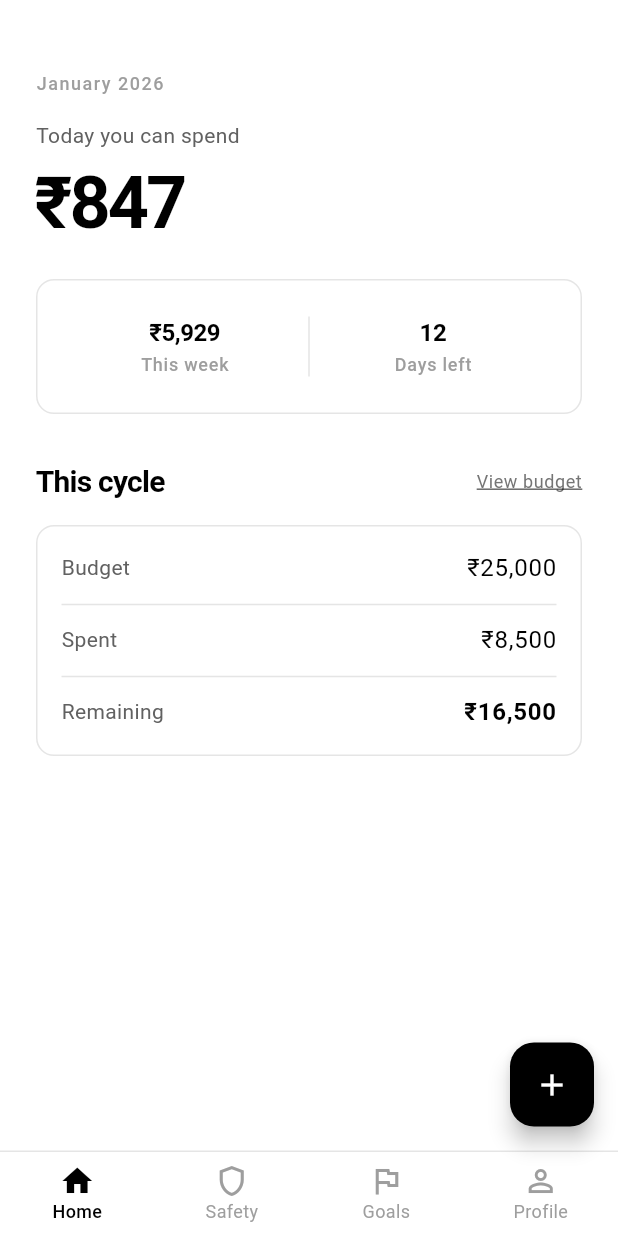
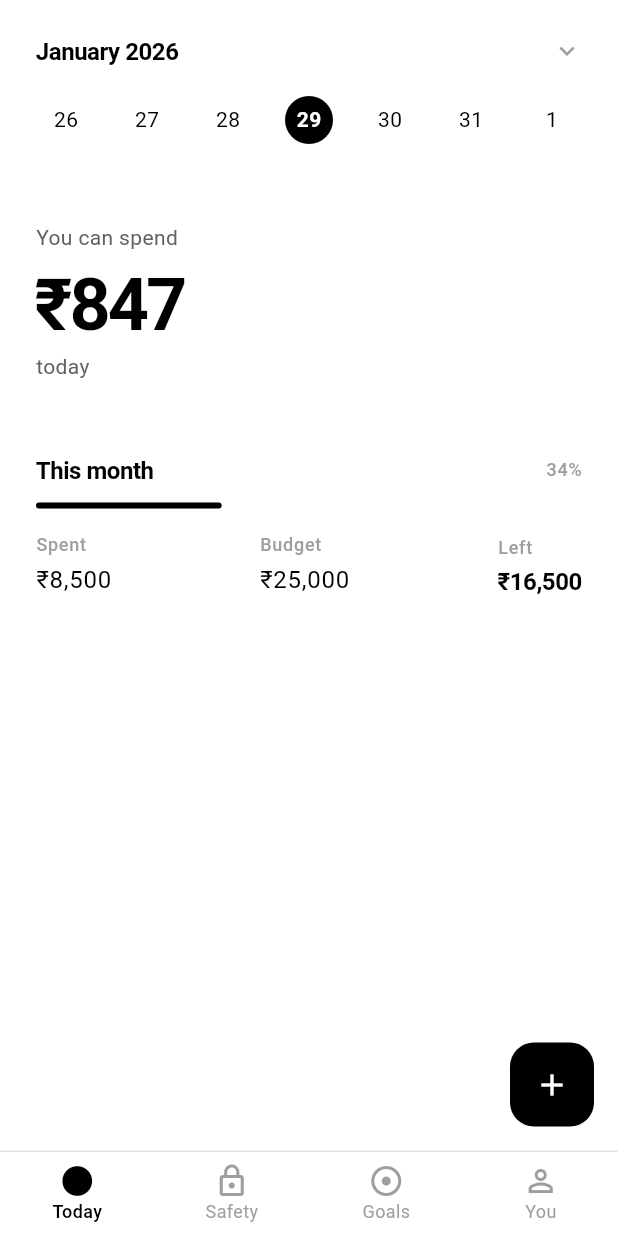
Before and after one commit to Kedar002/financialSensie, a Flutter app: the HomeScreen screen opened directly, on a phone screen of 412 x 824 dp. Run offline on Flutter 3.47's test engine with Material 3 defaults, Android fonts, the phone set to English and light mode, and no system bars.

Commit message:
calendar added

```diff
--- a/lib/features/emergency_fund/screens/emergency_fund_screen.dart
+++ b/lib/features/emergency_fund/screens/emergency_fund_screen.dart
@@ -150,7 +150,7 @@ class EmergencyFundScreen extends StatelessWidget {
             ),
             child: Row(
               children: [
-                const Icon(Icons.lightbulb_outline, size: 16, color: AppTheme.gray600),
+                const Icon(Icons.info_outline, size: 16, color: AppTheme.gray600),
                 const SizedBox(width: AppTheme.spacing8),
                 Expanded(
                   child: Text(
--- a/lib/features/goals/screens/goals_screen.dart
+++ b/lib/features/goals/screens/goals_screen.dart
@@ -28,7 +28,7 @@ class GoalsScreen extends StatelessWidget {
                     ),
                     IconButton(
                       onPressed: () => _addGoal(context),
-                      icon: const Icon(Icons.add),
+                      icon: const Icon(Icons.add, size: 24),
                     ),
                   ],
                 ),
@@ -66,7 +66,7 @@ class GoalsScreen extends StatelessWidget {
                     borderRadius: BorderRadius.circular(AppTheme.radiusSmall),
                   ),
                   child: const Icon(
-                    Icons.shield_outlined,
+                    Icons.lock_outline,
                     size: 20,
                     color: AppTheme.black,
                   ),
--- a/lib/features/home/screens/home_screen.dart
+++ b/lib/features/home/screens/home_screen.dart
@@ -1,14 +1,14 @@
 import 'package:flutter/material.dart';
-import 'package:intl/intl.dart';
 import '../../../core/theme/app_theme.dart';
 import '../../../shared/utils/formatters.dart';
-import '../../../shared/widgets/app_card.dart';
+import '../../../shared/widgets/minimal_calendar.dart';
 import '../../emergency_fund/screens/emergency_fund_screen.dart';
 import '../../goals/screens/goals_screen.dart';
 import '../../profile/screens/profile_screen.dart';
 
 /// Home screen - THE core screen.
-/// Shows safe-to-spend prominently. Nothing else competes.
+/// One focus: How much can you spend?
+/// Steve Jobs would approve.
 class HomeScreen extends StatefulWidget {
   const HomeScreen({super.key});
 
@@ -18,6 +18,7 @@ class HomeScreen extends StatefulWidget {
 
 class _HomeScreenState extends State<HomeScreen> {
   int _currentIndex = 0;
+  DateTime _selectedDate = DateTime.now();
 
   @override
   Widget build(BuildContext context) {
@@ -36,6 +37,7 @@ class _HomeScreenState extends State<HomeScreen> {
           ? FloatingActionButton(
               onPressed: _logSpending,
               backgroundColor: AppTheme.black,
+              elevation: 0,
               child: const Icon(Icons.add, color: AppTheme.white),
             )
           : null,
@@ -46,50 +48,36 @@ class _HomeScreenState extends State<HomeScreen> {
     return SafeArea(
       child: SingleChildScrollView(
         physics: const AlwaysScrollableScrollPhysics(),
-        padding: const EdgeInsets.all(AppTheme.spacing24),
+        padding: const EdgeInsets.symmetric(horizontal: AppTheme.spacing24),
         child: Column(
           crossAxisAlignment: CrossAxisAlignment.start,
           children: [
             const SizedBox(height: AppTheme.spacing24),
-            _buildCycleInfo(),
-            const SizedBox(height: AppTheme.spacing16),
-            _buildSafeToSpendCard(),
-            const SizedBox(height: AppTheme.spacing32),
-            _buildQuickStats(),
+            MinimalCalendar(
+              selectedDate: _selectedDate,
+              onDateSelected: _onDateSelected,
+            ),
             const SizedBox(height: AppTheme.spacing48),
+            _buildHeroSection(),
+            const SizedBox(height: AppTheme.spacing48),
+            _buildCycleProgress(),
+            const SizedBox(height: AppTheme.spacing64),
           ],
         ),
       ),
     );
   }
 
-  Widget _buildCycleInfo() {
-    final cycleText = DateFormat('MMMM yyyy').format(DateTime.now());
-
-    return Row(
-      mainAxisAlignment: MainAxisAlignment.spaceBetween,
-      children: [
-        Text(
-          cycleText,
-          style: Theme.of(context).textTheme.labelMedium?.copyWith(
-                letterSpacing: 1,
-              ),
-        ),
-      ],
-    );
-  }
-
-  Widget _buildSafeToSpendCard() {
+  Widget _buildHeroSection() {
     // Placeholder values - will be connected to database later
-    const daily = 847.0;
-    const weekly = 5929.0;
-    const daysRemaining = 12;
+    final isToday = _isSameDay(_selectedDate, DateTime.now());
+    final daily = isToday ? 847.0 : 0.0;
 
     return Column(
       crossAxisAlignment: CrossAxisAlignment.start,
       children: [
         Text(
-          'Today you can spend',
+          isToday ? 'You can spend' : _getDateLabel(_selectedDate),
           style: Theme.of(context).textTheme.bodyMedium,
         ),
         const SizedBox(height: AppTheme.spacing8),
@@ -97,97 +85,91 @@ class _HomeScreenState extends State<HomeScreen> {
           Formatters.currency(daily),
           style: Theme.of(context).textTheme.displayLarge,
         ),
-        const SizedBox(height: AppTheme.spacing24),
-        AppCard(
-          child: Row(
-            children: [
-              Expanded(
-                child: _StatItem(
-                  label: 'This week',
-                  value: Formatters.currency(weekly),
-                ),
-              ),
-              Container(
-                width: 1,
-                height: 40,
-                color: AppTheme.gray200,
-              ),
-              const Expanded(
-                child: _StatItem(
-                  label: 'Days left',
-                  value: '$daysRemaining',
-                ),
-              ),
-            ],
+        if (isToday) ...[
+          const SizedBox(height: AppTheme.spacing4),
+          Text(
+            'today',
+            style: Theme.of(context).textTheme.bodyMedium,
           ),
-        ),
+        ],
       ],
     );
   }
 
-  Widget _buildQuickStats() {
+  Widget _buildCycleProgress() {
     // Placeholder values
     const spent = 8500.0;
     const budget = 25000.0;
-    const remaining = budget - spent;
+    final progress = spent / budget;
 
     return Column(
       crossAxisAlignment: CrossAxisAlignment.start,
       children: [
         Row(
           mainAxisAlignment: MainAxisAlignment.spaceBetween,
-          crossAxisAlignment: CrossAxisAlignment.center,
           children: [
             Text(
-              'This cycle',
-              style: Theme.of(context).textTheme.headlineMedium,
+              'This month',
+              style: Theme.of(context).textTheme.titleLarge,
             ),
-            GestureDetector(
-              onTap: () {},
-              child: Text(
-                'View budget',
-                style: Theme.of(context).textTheme.bodySmall?.copyWith(
-                      color: AppTheme.gray500,
-                      decoration: TextDecoration.underline,
-                    ),
-              ),
+            Text(
+              '${(progress * 100).toInt()}%',
+              style: Theme.of(context).textTheme.labelMedium,
             ),
           ],
         ),
+        const SizedBox(height: AppTheme.spacing12),
+        _buildProgressBar(progress),
         const SizedBox(height: AppTheme.spacing16),
-        AppCard(
-          child: Column(
-            children: [
-              _buildStatRow('Budget', Formatters.currency(budget)),
-              const Divider(height: AppTheme.spacing24),
-              _buildStatRow('Spent', Formatters.currency(spent)),
-              const Divider(height: AppTheme.spacing24),
-              _buildStatRow(
-                'Remaining',
-                Formatters.currency(remaining),
-                bold: true,
-              ),
-            ],
-          ),
+        Row(
+          mainAxisAlignment: MainAxisAlignment.spaceBetween,
+          children: [
+            _buildStatColumn('Spent', Formatters.currency(spent)),
+            _buildStatColumn('Budget', Formatters.currency(budget)),
+            _buildStatColumn(
+              'Left',
+              Formatters.currency(budget - spent),
+              highlight: true,
+            ),
+          ],
         ),
       ],
     );
   }
 
-  Widget _buildStatRow(String label, String value, {bool bold = false}) {
-    return Row(
-      mainAxisAlignment: MainAxisAlignment.spaceBetween,
+  Widget _buildProgressBar(double progress) {
+    return Container(
+      height: 4,
+      decoration: BoxDecoration(
+        color: AppTheme.gray200,
+        borderRadius: BorderRadius.circular(2),
+      ),
+      child: FractionallySizedBox(
+        alignment: Alignment.centerLeft,
+        widthFactor: progress.clamp(0.0, 1.0),
+        child: Container(
+          decoration: BoxDecoration(
+            color: AppTheme.black,
+            borderRadius: BorderRadius.circular(2),
+          ),
+        ),
+      ),
+    );
+  }
+
+  Widget _buildStatColumn(String label, String value, {bool highlight = false}) {
+    return Column(
+      crossAxisAlignment: CrossAxisAlignment.start,
       children: [
         Text(
           label,
-          style: Theme.of(context).textTheme.bodyMedium,
+          style: Theme.of(context).textTheme.labelMedium,
         ),
+        const SizedBox(height: AppTheme.spacing4),
         Text(
           value,
-          style: bold
-              ? Theme.of(context).textTheme.bodyLarge?.copyWith(
-                    fontWeight: FontWeight.w600,
-                  )
+          style: highlight
+              ? Theme.of(context).textTheme.titleLarge
               : Theme.of(context).textTheme.bodyLarge,
         ),
       ],
@@ -206,64 +188,58 @@ class _HomeScreenState extends State<HomeScreen> {
         onTap: (index) => setState(() => _currentIndex = index),
         items: const [
           BottomNavigationBarItem(
-            icon: Icon(Icons.home_outlined),
-            activeIcon: Icon(Icons.home),
-            label: 'Home',
+            icon: Icon(Icons.circle_outlined),
+            activeIcon: Icon(Icons.circle),
+            label: 'Today',
           ),
           BottomNavigationBarItem(
-            icon: Icon(Icons.shield_outlined),
-            activeIcon: Icon(Icons.shield),
+            icon: Icon(Icons.lock_outline),
+            activeIcon: Icon(Icons.lock),
             label: 'Safety',
           ),
           BottomNavigationBarItem(
-            icon: Icon(Icons.flag_outlined),
-            activeIcon: Icon(Icons.flag),
+            icon: Icon(Icons.adjust_outlined),
+            activeIcon: Icon(Icons.adjust),
             label: 'Goals',
           ),
           BottomNavigationBarItem(
             icon: Icon(Icons.person_outline),
             activeIcon: Icon(Icons.person),
-            label: 'Profile',
+            label: 'You',
           ),
         ],
       ),
     );
   }
 
+  void _onDateSelected(DateTime date) {
+    setState(() {
+      _selectedDate = date;
+    });
+  }
+
+  String _getDateLabel(DateTime date) {
+    final now = DateTime.now();
+    final yesterday = DateTime(now.year, now.month, now.day - 1);
+
+    if (_isSameDay(date, yesterday)) {
+      return 'Yesterday';
+    }
+
+    if (date.isAfter(now)) {
+      return 'Planned for ${date.day}/${date.month}';
+    }
+
+    return 'Spent on ${date.day}/${date.month}';
+  }
+
+  bool _isSameDay(DateTime a, DateTime b) {
+    return a.year == b.year && a.month == b.month && a.day == b.day;
+  }
+
   void _logSpending() {
-    // TODO: Implement log spending
     ScaffoldMessenger.of(context).showSnackBar(
       const SnackBar(content: Text('Log spending - coming soon')),
     );
   }
 }
-
-class _StatItem extends StatelessWidget {
-  final String label;
-  final String value;
-
-  const _StatItem({
-    required this.label,
-    required this.value,
-  });
-
-  @override
-  Widget build(BuildContext context) {
-    return Padding(
-      padding: const EdgeInsets.symmetric(vertical: AppTheme.spacing8),
-      child: Column(
-        children: [
-          Text(
-            value,
-            style: Theme.of(context).textTheme.titleLarge,
-          ),
-          const SizedBox(height: AppTheme.spacing4),
-          Text(
-            label,
-            style: Theme.of(context).textTheme.labelMedium,
-          ),
-        ],
-      ),
-    );
-  }
-}
--- a/lib/features/onboarding/screens/expenses_setup_screen.dart
+++ b/lib/features/onboarding/screens/expenses_setup_screen.dart
@@ -37,7 +37,7 @@ class _ExpensesSetupScreenState extends State<ExpensesSetupScreen> {
               backgroundColor: AppTheme.white,
               elevation: 0,
               leading: IconButton(
-                icon: const Icon(Icons.arrow_back, color: AppTheme.black),
+                icon: const Icon(Icons.chevron_left, color: AppTheme.black),
                 onPressed: () => Navigator.pop(context),
               ),
               title: const Text('Edit Expenses'),
--- a/lib/features/onboarding/screens/income_setup_screen.dart
+++ b/lib/features/onboarding/screens/income_setup_screen.dart
@@ -33,7 +33,7 @@ class _IncomeSetupScreenState extends State<IncomeSetupScreen> {
               backgroundColor: AppTheme.white,
               elevation: 0,
               leading: IconButton(
-                icon: const Icon(Icons.arrow_back, color: AppTheme.black),
+                icon: const Icon(Icons.chevron_left, color: AppTheme.black),
                 onPressed: () => Navigator.pop(context),
               ),
               title: const Text('Edit Income'),
--- a/lib/features/onboarding/screens/savings_setup_screen.dart
+++ b/lib/features/onboarding/screens/savings_setup_screen.dart
@@ -33,7 +33,7 @@ class _SavingsSetupScreenState extends State<SavingsSetupScreen> {
               backgroundColor: AppTheme.white,
               elevation: 0,
               leading: IconButton(
-                icon: const Icon(Icons.arrow_back, color: AppTheme.black),
+                icon: const Icon(Icons.chevron_left, color: AppTheme.black),
                 onPressed: () => Navigator.pop(context),
               ),
               title: const Text('Edit Savings'),
--- /dev/null
+++ b/lib/shared/widgets/minimal_calendar.dart
@@ -0,0 +1,317 @@
+import 'package:flutter/material.dart';
+import '../../core/theme/app_theme.dart';
+
+/// Steve Jobs approved calendar.
+/// Clean. Minimal. Functional.
+/// Shows week strip by default, expands to full month on tap.
+class MinimalCalendar extends StatefulWidget {
+  final DateTime selectedDate;
+  final ValueChanged<DateTime> onDateSelected;
+
+  const MinimalCalendar({
+    super.key,
+    required this.selectedDate,
+    required this.onDateSelected,
+  });
+
+  @override
+  State<MinimalCalendar> createState() => _MinimalCalendarState();
+}
+
+class _MinimalCalendarState extends State<MinimalCalendar> {
+  bool _isExpanded = false;
+
+  void _toggleExpanded() {
+    setState(() {
+      _isExpanded = !_isExpanded;
+    });
+  }
+
+  @override
+  Widget build(BuildContext context) {
+    return GestureDetector(
+      onTap: _toggleExpanded,
+      child: AnimatedContainer(
+        duration: const Duration(milliseconds: 250),
+        curve: Curves.easeOut,
+        child: Column(
+          children: [
+            _buildHeader(),
+            const SizedBox(height: AppTheme.spacing16),
+            _isExpanded ? _buildMonthView() : _buildWeekStrip(),
+          ],
+        ),
+      ),
+    );
+  }
+
+  Widget _buildHeader() {
+    final monthYear = _getMonthYear(widget.selectedDate);
+
+    return Row(
+      mainAxisAlignment: MainAxisAlignment.spaceBetween,
+      children: [
+        Text(
+          monthYear,
+          style: Theme.of(context).textTheme.titleLarge,
+        ),
+        AnimatedRotation(
+          turns: _isExpanded ? 0.5 : 0,
+          duration: const Duration(milliseconds: 250),
+          child: Icon(
+            Icons.keyboard_arrow_down,
+            color: AppTheme.gray400,
+            size: 20,
+          ),
+        ),
+      ],
+    );
+  }
+
+  Widget _buildWeekStrip() {
+    final today = DateTime.now();
+    final weekDays = _getWeekDays(widget.selectedDate);
+
+    return Row(
+      mainAxisAlignment: MainAxisAlignment.spaceBetween,
+      children: weekDays.map((date) {
+        final isSelected = _isSameDay(date, widget.selectedDate);
+        final isToday = _isSameDay(date, today);
+
+        return _DayCell(
+          date: date,
+          isSelected: isSelected,
+          isToday: isToday,
+          onTap: () => widget.onDateSelected(date),
+        );
+      }).toList(),
+    );
+  }
+
+  Widget _buildMonthView() {
+    final today = DateTime.now();
+    final firstDayOfMonth = DateTime(
+      widget.selectedDate.year,
+      widget.selectedDate.month,
+      1,
+    );
+    final lastDayOfMonth = DateTime(
+      widget.selectedDate.year,
+      widget.selectedDate.month + 1,
+      0,
+    );
+
+    final startWeekday = firstDayOfMonth.weekday;
+    final daysInMonth = lastDayOfMonth.day;
+
+    final dayLabels = ['M', 'T', 'W', 'T', 'F', 'S', 'S'];
+
+    return Column(
+      children: [
+        Row(
+          mainAxisAlignment: MainAxisAlignment.spaceBetween,
+          children: dayLabels.map((label) {
+            return SizedBox(
+              width: 40,
+              child: Text(
+                label,
+                textAlign: TextAlign.center,
+                style: Theme.of(context).textTheme.labelMedium,
+              ),
+            );
+          }).toList(),
+        ),
+        const SizedBox(height: AppTheme.spacing12),
+        ...List.generate(
+          ((daysInMonth + startWeekday - 1) / 7).ceil(),
+          (weekIndex) {
+            return Padding(
+              padding: const EdgeInsets.only(bottom: AppTheme.spacing8),
+              child: Row(
+                mainAxisAlignment: MainAxisAlignment.spaceBetween,
+                children: List.generate(7, (dayIndex) {
+                  final dayNumber =
+                      weekIndex * 7 + dayIndex - startWeekday + 2;
+
+                  if (dayNumber < 1 || dayNumber > daysInMonth) {
+                    return const SizedBox(width: 40, height: 40);
+                  }
+
+                  final date = DateTime(
+                    widget.selectedDate.year,
+                    widget.selectedDate.month,
+                    dayNumber,
+                  );
+                  final isSelected = _isSameDay(date, widget.selectedDate);
+                  final isToday = _isSameDay(date, today);
+
+                  return _DayCell(
+                    date: date,
+                    isSelected: isSelected,
+                    isToday: isToday,
+                    onTap: () => widget.onDateSelected(date),
+                  );
+                }),
+              ),
+            );
+          },
+        ),
+        const SizedBox(height: AppTheme.spacing8),
+        _buildMonthNavigation(),
+      ],
+    );
+  }
+
+  Widget _buildMonthNavigation() {
+    return Row(
+      mainAxisAlignment: MainAxisAlignment.center,
+      children: [
+        GestureDetector(
+          onTap: _previousMonth,
+          child: Container(
+            padding: const EdgeInsets.all(AppTheme.spacing8),
+            child: const Icon(
+              Icons.chevron_left,
+              color: AppTheme.gray400,
+              size: 24,
+            ),
+          ),
+        ),
+        const SizedBox(width: AppTheme.spacing32),
+        GestureDetector(
+          onTap: _goToToday,
+          child: Text(
+            'Today',
+            style: Theme.of(context).textTheme.bodyMedium?.copyWith(
+                  color: AppTheme.black,
+                ),
+          ),
+        ),
+        const SizedBox(width: AppTheme.spacing32),
+        GestureDetector(
+          onTap: _nextMonth,
+          child: Container(
+            padding: const EdgeInsets.all(AppTheme.spacing8),
+            child: const Icon(
+              Icons.chevron_right,
+              color: AppTheme.gray400,
+              size: 24,
+            ),
+          ),
+        ),
+      ],
+    );
+  }
+
+  void _previousMonth() {
+    final newDate = DateTime(
+      widget.selectedDate.year,
+      widget.selectedDate.month - 1,
+      1,
+    );
+    widget.onDateSelected(newDate);
+  }
+
+  void _nextMonth() {
+    final newDate = DateTime(
+      widget.selectedDate.year,
+      widget.selectedDate.month + 1,
+      1,
+    );
+    widget.onDateSelected(newDate);
+  }
+
+  void _goToToday() {
+    widget.onDateSelected(DateTime.now());
+  }
+
+  List<DateTime> _getWeekDays(DateTime date) {
+    final weekday = date.weekday;
+    final monday = date.subtract(Duration(days: weekday - 1));
+
+    return List.generate(7, (index) => monday.add(Duration(days: index)));
+  }
+
+  String _getMonthYear(DateTime date) {
+    const months = [
+      'January',
+      'February',
+      'March',
+      'April',
+      'May',
+      'June',
+      'July',
+      'August',
+      'September',
+      'October',
+      'November',
+      'December',
+    ];
+    return '${months[date.month - 1]} ${date.year}';
+  }
+
+  bool _isSameDay(DateTime a, DateTime b) {
+    return a.year == b.year && a.month == b.month && a.day == b.day;
+  }
+}
+
+class _DayCell extends StatelessWidget {
+  final DateTime date;
+  final bool isSelected;
+  final bool isToday;
+  final VoidCallback onTap;
+
+  const _DayCell({
+    required this.date,
+    required this.isSelected,
+    required this.isToday,
+    required this.onTap,
+  });
+
+  @override
+  Widget build(BuildContext context) {
+    return GestureDetector(
+      onTap: onTap,
+      child: SizedBox(
+        width: 40,
+        height: 40,
+        child: Column(
+          mainAxisAlignment: MainAxisAlignment.center,
+          children: [
+            AnimatedContainer(
+              duration: const Duration(milliseconds: 200),
+              width: 32,
+              height: 32,
+              decoration: BoxDecoration(
+                color: isSelected ? AppTheme.black : Colors.transparent,
+                shape: BoxShape.circle,
+              ),
+              child: Center(
+                child: Text(
+                  '${date.day}',
+                  style: TextStyle(
+                    fontSize: 14,
+                    fontWeight: isSelected || isToday
+                        ? FontWeight.w600
+                        : FontWeight.w400,
+                    color: isSelected ? AppTheme.white : AppTheme.black,
+                  ),
+                ),
+              ),
+            ),
+            if (isToday && !isSelected)
+              Container(
+                margin: const EdgeInsets.only(top: 2),
+                width: 4,
+                height: 4,
+                decoration: const BoxDecoration(
+                  color: AppTheme.black,
+                  shape: BoxShape.circle,
+                ),
+              ),
+          ],
+        ),
+      ),
+    );
+  }
+}
```
Also changed, not shown: lib/features/onboarding/screens/variable_budget_setup_screen.dart (+7 -7 lines), 1 other file.
